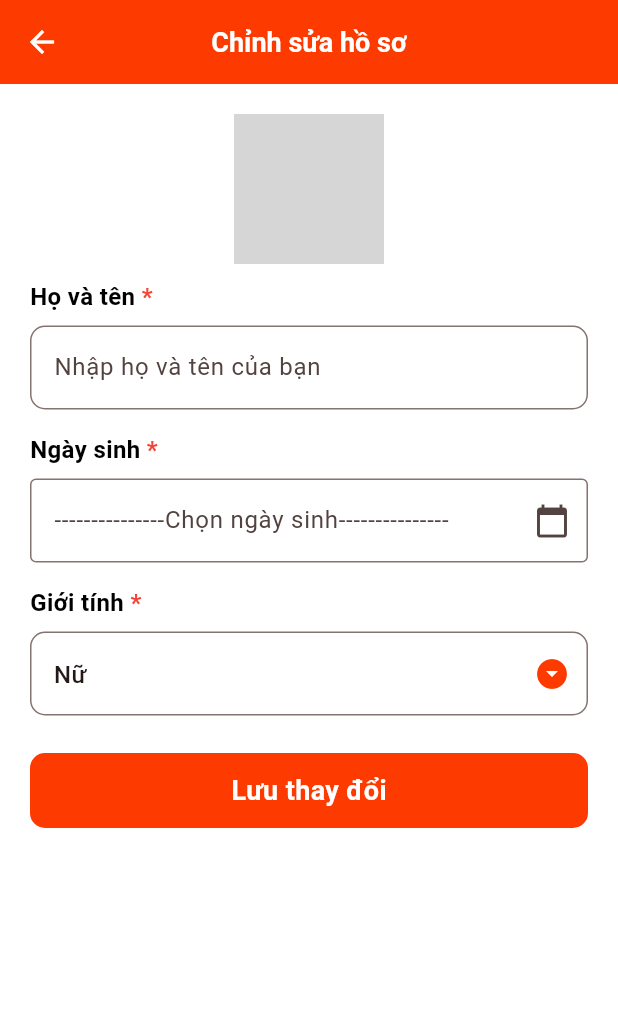
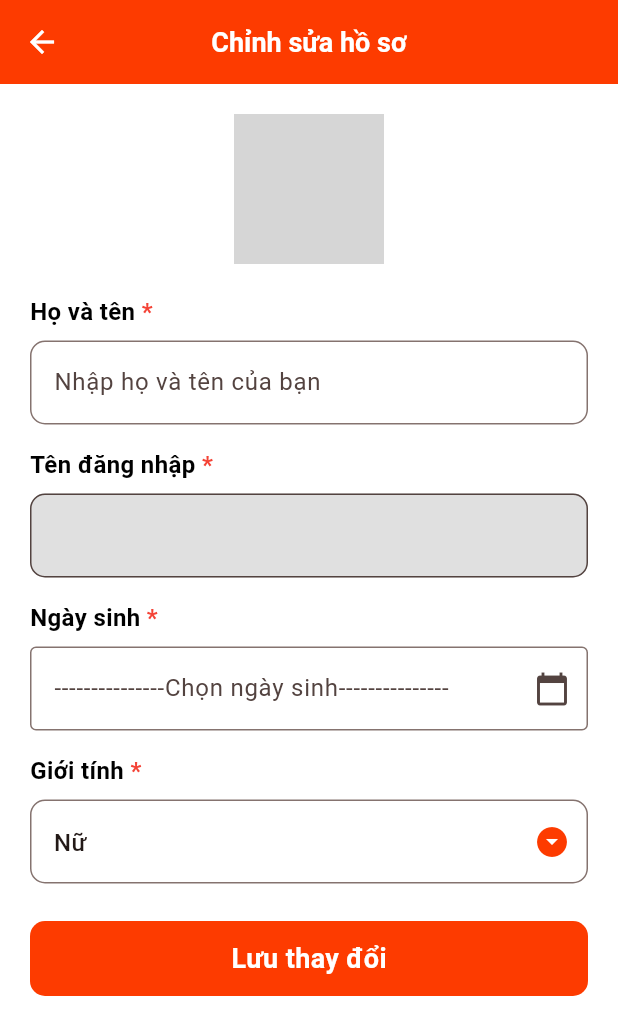
Before and after one commit to thanhnghia-dev/course_app, a Flutter app: the EditProfileScreen screen opened directly with empty values, on a phone screen of 412 x 824 dp. Shown: the top 1035 px of the screen. Run offline on Flutter 3.47's test engine with Material 3 defaults, Android fonts, the phone set to English and light mode, and no system bars; our stand-ins replace audioplayers, dio, shared_preferences, table_calendar; missing offline and left inert: mobile_scanner; accounts and stored records are empty; network calls fail; grey boxes are pictures that could not be loaded.

Commit message:
Update profile, Fixed api constant and Reload automatively data

```diff
--- a/lib/core/utils/constant.dart
+++ b/lib/core/utils/constant.dart
@@ -2,8 +2,8 @@ class Constant {
   static const _isProduction = false;
   static const _isEmulator = false;
 
-  static const _devApiEmulator = 'http://10.0.2.2:8080/api/v1';
-  static const _devApiDevice = 'http://192.168.2.107:8080/api/v1';
+  static const _devApiEmulator = 'http://localhost:8080/api/v1';
+  static const _devApiDevice = 'http://192.168.2.110:8080/api/v1';
   static const _prodApi = 'https://yourapp.onrender.com/api/v1';
 
   static String get api {
--- a/lib/main.dart
+++ b/lib/main.dart
@@ -19,6 +19,7 @@ void main() async {
       providers: [
         ChangeNotifierProvider(create: (_) => authProvider),
         ChangeNotifierProvider(create: (_) => UserProvider()),
+        ChangeNotifierProvider(create: (_) => UserProvider()..getUserInfo()),
         ChangeNotifierProvider(create: (_) => CourseProvider()),
         ChangeNotifierProvider(create: (_) => ClassroomProvider()),
         ChangeNotifierProvider(create: (_) => StudentProvider()),
--- a/lib/views/profile/edit_profile_screen.dart
+++ b/lib/views/profile/edit_profile_screen.dart
@@ -1,8 +1,12 @@
 import 'package:course_app/core/theme/app_colors.dart';
 import 'package:course_app/core/utils/util.dart';
 import 'package:course_app/models/user_model.dart';
+import 'package:course_app/providers/user_provider.dart';
+import 'package:course_app/services/user_service.dart';
 import 'package:course_app/views/widgets/label_with_asterisk_widget.dart';
 import 'package:flutter/material.dart';
+import 'package:intl/intl.dart';
+import 'package:provider/provider.dart';
 
 class EditProfileScreen extends StatefulWidget {
   final User? user;
@@ -15,42 +19,114 @@ class EditProfileScreen extends StatefulWidget {
 
 class _EditProfileScreenState extends State<EditProfileScreen> {
   final nameController = TextEditingController();
+  final usernameController = TextEditingController();
   final dobController = TextEditingController();
-  final genderController = TextEditingController();
 
   String? selectedGender;
   final List<String> genders = ['Nam', 'Nữ', 'Khác'];
-  final Map<int, String> genderMap = {0: 'Nữ', 1: 'Nam', 2: 'Khác'};
+  final Map<String, int> genderValueMap = {'Nữ': 0, 'Nam': 1, 'Khác': 2};
+
+  bool isLoading = false;
 
   @override
   void initState() {
     super.initState();
-    // Load User info
     final user = widget.user;
     nameController.text = user?.fullName ?? '';
-    dobController.text = user?.dob ?? '';
-    selectedGender = genderMap[user?.gender ?? -1];
-    genderController.text = selectedGender ?? '';
+    usernameController.text = user?.username ?? '';
+
+    // ✅ Change date in SQL (yyyy-MM-dd) to dd/MM/yyyy
+    if (user?.dob != null && user!.dob.isNotEmpty) {
+      try {
+        final parsedDate = DateFormat('yyyy-MM-dd').parse(user.dob);
+        dobController.text = DateFormat('dd/MM/yyyy').format(parsedDate);
+      } catch (e) {
+        dobController.text = user.dob;
+      }
     }
 
-  // Save data button
+    // ✅ Map gender from int to string
+    if (user?.gender != null) {
+      switch (user!.gender) {
+        case 0:
+          selectedGender = 'Nữ';
+          break;
+        case 1:
+          selectedGender = 'Nam';
+          break;
+        case 2:
+          selectedGender = 'Khác';
+          break;
+      }
+    }
+  }
+
+  // Save Data Button
   Future<void> _saveButton() async {
     String fullName = nameController.text.trim();
-    String dob = dobController.text.trim();
-    String gender = genderController.text.trim();
+    String dobInput = dobController.text.trim();
+    String gender = selectedGender ?? '';
 
-    if (fullName.isEmpty && dob.isEmpty && gender.isEmpty) {
+    if (fullName.isEmpty || dobInput.isEmpty || gender.isEmpty) {
       showOverlayToast(context, 'Vui lòng nhập đầy đủ thông tin');
       return;
     }
 
+    // Change gender to int
+    int genderInt = switch (gender) {
+      'Nam' => 1,
+      'Nữ' => 0,
+      _ => 2,
+    };
+
+    // Change dob dd/MM/yyyy -> yyyy-MM-ddTHH:mm:ss
+    String formattedDob;
+    try {
+      final parsedDate = DateFormat("dd/MM/yyyy").parse(dobInput);
+      formattedDob = DateFormat("yyyy-MM-dd'T'HH:mm:ss").format(parsedDate);
+    } catch (e) {
+      showOverlayToast(context, "Ngày sinh không hợp lệ (dd/MM/yyyy)");
+      return;
     }
 
-  // Select day of birth
+    final userService = UserService();
+
+    final message = await userService.updateProfile(
+      fullName: fullName,
+      dob: formattedDob,
+      gender: genderInt,
+    );
+
+    showOverlayToast(context, message ?? "Đã xảy ra lỗi");
+
+    if (message?.contains("thành công") ?? false) {
+      try {
+        final updatedUser = await userService.fetchUserInfo();
+        if (mounted) {
+          context.read<UserProvider>().updateUser(updatedUser);
+        }
+        Navigator.pop(context, true);
+      } catch (e) {
+        showOverlayToast(
+          context,
+          "Cập nhật thành công nhưng không lấy được thông tin mới",
+        );
+      }
+    }
+  }
+
+  // Keep displaying date type dd/MM/yyyy when choosing
   Future<void> _selectDate(BuildContext context) async {
+    DateTime? initialDate;
+    try {
+      initialDate = DateFormat('dd/MM/yyyy').parse(dobController.text);
+    } catch (_) {
+      initialDate = DateTime.now();
+    }
+
     final DateTime? picked = await showDatePicker(
       context: context,
-      initialDate: DateTime.now(),
+      initialDate: initialDate,
       firstDate: DateTime(1900),
       lastDate: DateTime.now(),
       locale: const Locale("vi"),
@@ -58,10 +134,7 @@ class _EditProfileScreenState extends State<EditProfileScreen> {
 
     if (picked != null) {
       setState(() {
-        dobController.text =
-            "${picked.day.toString().padLeft(2, '0')}/"
-            "${picked.month.toString().padLeft(2, '0')}/"
-            "${picked.year}";
+        dobController.text = DateFormat('dd/MM/yyyy').format(picked);
       });
     }
   }
@@ -88,57 +161,42 @@ class _EditProfileScreenState extends State<EditProfileScreen> {
           child: SingleChildScrollView(
             child: Form(
               child: Column(
-                mainAxisAlignment: MainAxisAlignment.start,
                 crossAxisAlignment: CrossAxisAlignment.start,
                 children: [
-                  // Avatar
-                  SizedBox(height: 20),
+                  const SizedBox(height: 20),
                   Center(
                     child: Stack(
                       children: [
                         CircleAvatar(
                           backgroundColor: Colors.grey[300],
                           radius: 50,
-                          backgroundImage: NetworkImage(
+                          backgroundImage: const NetworkImage(
                             "https://static.vecteezy.com/system/resources/thumbnails/024/983/914/small/simple-user-default-icon-free-png.png",
                           ),
                         ),
-
                         Positioned(
                           bottom: 0,
                           right: 0,
                           child: GestureDetector(
                             onTap: () {
-                              // TODO: mở dialog chọn ảnh hoặc xử lý edit avatar
+                              showOverlayToast(context, "Nút cập nhật ảnh đại diện");
                             },
                             child: Container(
                               decoration: BoxDecoration(
                                 color: Colors.blue,
                                 shape: BoxShape.circle,
-                                border: Border.all(
-                                  color: Colors.white,
-                                  width: 2,
-                                ),
+                                border: Border.all(color: Colors.white, width: 2),
                               ),
                               padding: const EdgeInsets.all(6),
-                              child: const Icon(
-                                Icons.edit,
-                                color: Colors.white,
-                                size: 18,
-                              ),
+                              child: const Icon(Icons.edit, color: Colors.white, size: 18),
                             ),
                           ),
                         ),
                       ],
                     ),
                   ),
-                  const SizedBox(height: 10),
-
-                  // Form edit
-                  const LabelWithAsterisk(
-                    label: 'Họ và tên',
-                    isRequired: true,
-                  ),
+                  const SizedBox(height: 20),
+                  const LabelWithAsterisk(label: 'Họ và tên', isRequired: true),
                   const SizedBox(height: 8),
                   TextField(
                     controller: nameController,
@@ -149,14 +207,23 @@ class _EditProfileScreenState extends State<EditProfileScreen> {
                       ),
                       hintText: 'Nhập họ và tên của bạn',
                     ),
-                    obscureText: false,
                   ),
                   const SizedBox(height: 15),
-
-                  const LabelWithAsterisk(
-                    label: 'Ngày sinh',
-                    isRequired: true,
+                  const LabelWithAsterisk(label: 'Tên đăng nhập', isRequired: true),
+                  const SizedBox(height: 8),
+                  TextField(
+                    controller: usernameController,
+                    readOnly: true,
+                    decoration: InputDecoration(
+                      filled: true,
+                      fillColor: Colors.grey[300],
+                      border: OutlineInputBorder(
+                        borderRadius: BorderRadius.circular(10),
                       ),
+                    ),
+                  ),
+                  const SizedBox(height: 15),
+                  const LabelWithAsterisk(label: 'Ngày sinh', isRequired: true),
                   const SizedBox(height: 8),
                   TextField(
                     controller: dobController,
@@ -164,52 +231,40 @@ class _EditProfileScreenState extends State<EditProfileScreen> {
                     decoration: const InputDecoration(
                       border: OutlineInputBorder(),
                       suffixIcon: Icon(Icons.calendar_today),
-                      hintText:'---------------Chọn ngày sinh---------------',
+                      hintText: '---------------Chọn ngày sinh---------------',
                     ),
                     onTap: () => _selectDate(context),
                   ),
                   const SizedBox(height: 15),
-
-                  const LabelWithAsterisk(
-                    label: 'Giới tính',
-                    isRequired: true,
-                  ),
+                  const LabelWithAsterisk(label: 'Giới tính', isRequired: true),
                   const SizedBox(height: 8),
-                  DropdownButtonFormField(
+                  DropdownButtonFormField<String>(
                     value: selectedGender,
-                    items: genders
-                        .map(
-                          (e) => DropdownMenuItem(value: e, child: Text(e)),
-                        )
-                        .toList(),
+                    items: genders.map((e) {
+                      return DropdownMenuItem(value: e, child: Text(e));
+                    }).toList(),
                     onChanged: (val) {
-                      setState(() {
-                        selectedGender = val as String;
-                      });
+                      setState(() => selectedGender = val);
                     },
-                    icon: const Icon(
-                      Icons.arrow_drop_down_circle,
-                      color: AppColors.primary,
-                    ),
+                    icon: const Icon(Icons.arrow_drop_down_circle, color: AppColors.primary),
                     decoration: InputDecoration(
-                      border: OutlineInputBorder(
-                        borderRadius: BorderRadius.circular(10),
-                      ),
-                      hintText:'---------------Chọn giới tính---------------',
+                      border: OutlineInputBorder(borderRadius: BorderRadius.circular(10)),
+                      hintText: '---------------Chọn giới tính---------------',
                     ),
                   ),
                   const SizedBox(height: 25),
-
                   GestureDetector(
-                    onTap: _saveButton,
+                    onTap: isLoading ? null : _saveButton,
                     child: Container(
                       height: 50,
                       decoration: BoxDecoration(
-                        color: AppColors.primary,
+                        color: isLoading ? Colors.grey : AppColors.primary,
                         borderRadius: BorderRadius.circular(10),
                       ),
-                      child: const Center(
-                        child: Text(
+                      child: Center(
+                        child: isLoading
+                            ? const CircularProgressIndicator(color: Colors.white)
+                            : const Text(
                                 'Lưu thay đổi',
                                 style: TextStyle(
                                   color: Colors.white,
--- a/pubspec.yaml
+++ b/pubspec.yaml
@@ -39,6 +39,7 @@ dependencies:
   barcode_widget: ^2.0.4
   audioplayers: ^6.5.1
   connectivity_plus: ^7.0.0
+  intl: ^0.20.2
   http: ^1.4.0
   provider: ^6.1.5
   shared_preferences: ^2.2.3
```
Also changed, not shown: lib/providers/user_provider.dart (+10 -2 lines), lib/views/auth/change_password_screen.dart (+4 -24 lines), lib/views/auth/reset_password_screen.dart (+3 -16 lines), lib/views/home/home_screen.dart (+7 -18 lines), lib/views/profile/account_screen.dart (+57 -20 lines), lib/views/widgets/calendar_widget.dart (+39 -9 lines), pubspec.lock, 5 other files. Lines whose indentation alone changed are shown as unchanged.
